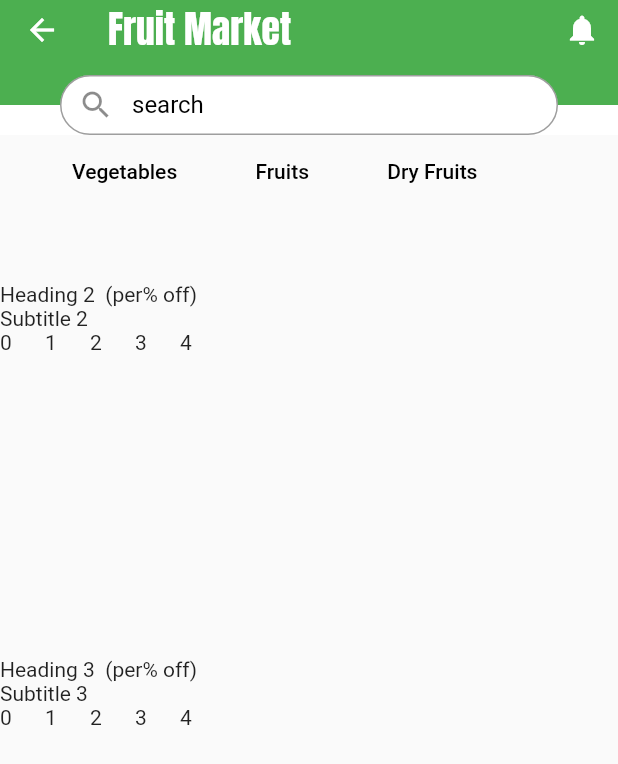
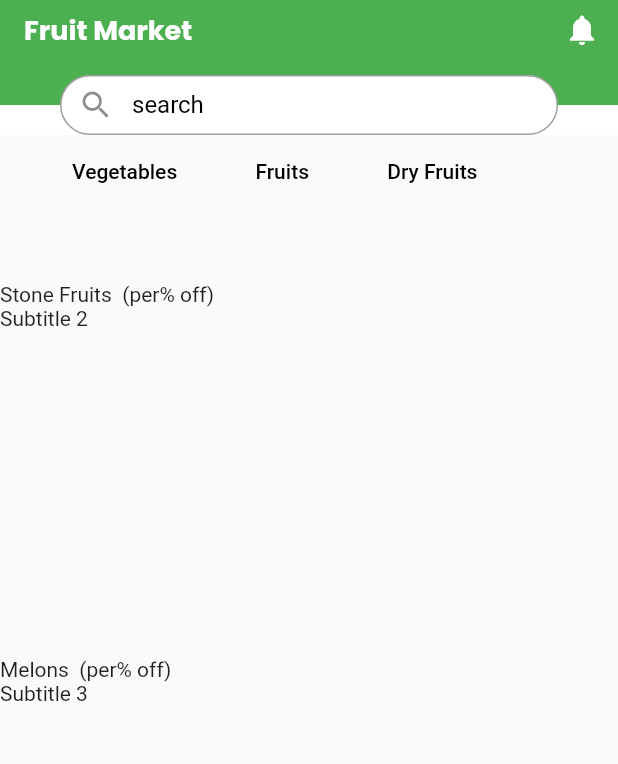
Before and after one commit to Harikrishnan001/fruit_market_app, a Flutter app: the MainPage screen opened directly, scrolled down 450 dp, after a tap on "Fruits", on a phone screen of 412 x 824 dp. Shown: the top 764 px of the screen. Run offline on Flutter 3.47's test engine with Material 2 defaults, Android fonts, the light colour scheme and no system bars; our stand-ins replace flutter_svg, google_fonts.

Commit message:
Heading changes when pressed the buttons given at the top of the main_page.dart

```diff
--- a/lib/main.dart
+++ b/lib/main.dart
@@ -1,4 +1,5 @@
 import 'package:flutter/material.dart';
+import 'package:fruit_market_app/screens/main_page.dart';
 import '/screens/loading_screen.dart';
 
 void main() {
@@ -12,7 +13,7 @@ class MyApp extends StatelessWidget {
   Widget build(BuildContext context) {
     return const MaterialApp(
       debugShowCheckedModeBanner: false,
-      home: LoadingScreen(),
+      home: MainPage(),
     );
   }
 }
--- /dev/null
+++ b/lib/models.dart
@@ -0,0 +1,10 @@
+import 'package:flutter/material.dart';
+
+class Fruit{
+  List heading=["Organic Fruits","Mixed Fruit Pack","Stone Fruits","Melons"];
+}
+
+class Vegetables
+{
+   List heading=["Organic Vegetables","Mixed Vegetables Pack","Allium Vegetables","Root Vegetables"];
+}
--- a/lib/screens/main_page.dart
+++ b/lib/screens/main_page.dart
@@ -1,10 +1,17 @@
 import 'package:flutter/material.dart';
 import 'package:flutter/rendering.dart';
+import 'package:fruit_market_app/models.dart';
 import 'package:google_fonts/google_fonts.dart';
 
-class MainPage extends StatelessWidget {
+class MainPage extends StatefulWidget {
   const MainPage({Key? key}) : super(key: key);
 
+  @override
+  State<MainPage> createState() => _MainPageState();
+}
+
+class _MainPageState extends State<MainPage> {
+  String? heading1,heading2,heading3,heading4;
   @override
   Widget build(BuildContext context) {
     return SafeArea(
@@ -14,7 +21,8 @@ class MainPage extends StatelessWidget {
           child: AppBar(
             title: Text(
               "Fruit Market",
-              style: GoogleFonts.anton(color: Colors.white, fontSize: 25),
+              style: GoogleFonts.poppins(color: Colors.white, fontSize: 18,fontWeight: FontWeight.bold),
+
             ),
             actions: [
               IconButton(onPressed: () {}, icon: Icon(Icons.notifications))
@@ -23,7 +31,8 @@ class MainPage extends StatelessWidget {
             elevation: 0,
           ),
         ),
-        body: Column(
+        body: SingleChildScrollView(
+          child: Column(
             children: [
               Stack(
                 children: [
@@ -67,7 +76,13 @@ class MainPage extends StatelessWidget {
                     Padding(
                       padding: const EdgeInsets.only(left: 40),
                       child: TextButton(
-                      onPressed: () {},
+                        onPressed: () {
+                       Vegetables v=Vegetables();
+                       heading1=v.heading[0];
+                       heading2=v.heading[1];
+                       heading3=v.heading[2];
+                       heading4=v.heading[3];
+                        },
                         child: Text(
                           "Vegetables",
                           style: TextStyle(color: Colors.black),
@@ -77,7 +92,15 @@ class MainPage extends StatelessWidget {
                     Padding(
                       padding: const EdgeInsets.only(left: 30),
                       child: TextButton(
-                      onPressed: () {},
+                        onPressed: () {
+                           setState(() {
+                          Fruit f=Fruit();
+                          heading1=f.heading[0];
+                          heading2=f.heading[1];
+                          heading3=f.heading[2];
+                          heading4=f.heading[3];
+                           });
+                        },
                         child: Text(
                           "Fruits",
                           style: TextStyle(color: Colors.black),
@@ -101,6 +124,7 @@ class MainPage extends StatelessWidget {
                 height: 550,
                 child: ListView.builder(
                   itemBuilder: (BuildContext context, int index) {
+                  List head=[heading1,heading2,heading3,heading4];
                     return Container(
                         height: 250,
                         // alignment: AlignmentDirectional(3,4),
@@ -108,7 +132,7 @@ class MainPage extends StatelessWidget {
                           crossAxisAlignment: CrossAxisAlignment.start,
                           children: [
                             Text(
-                            "Heading $index  (per% off)",
+                              "${head[index]}  (per% off)",
                             ),
                             Text("Subtitle $index"),
                             Container(
@@ -118,7 +142,7 @@ class MainPage extends StatelessWidget {
                                  ListView.builder(
                                 scrollDirection: Axis.horizontal,
                                   itemBuilder: (BuildContext context, int count) {
-                                  return Container(width:30,child :Text("$count"));
+                                    return Container(width:150,child :ListTile(),);
                                   },
                                   itemCount: 5,
                                 ),
@@ -133,6 +157,7 @@ class MainPage extends StatelessWidget {
             ],
           ),
         ),
+      ),
     );
   }
 }
```
Lines whose indentation alone changed are shown as unchanged.
